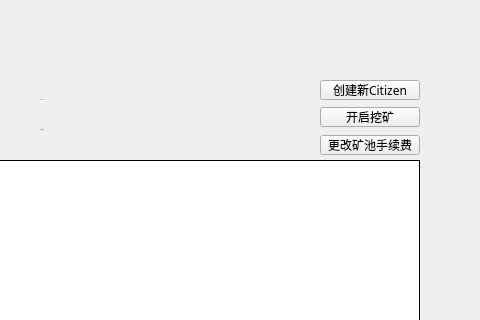
Qt form LNKWallet/citizen/CitizenAccountPage.ui (HcashOrg/hx-indicator) before a commit; both pictures show x 290 to 770 and y 0 to 320 of the 770 by 530 pixel window.
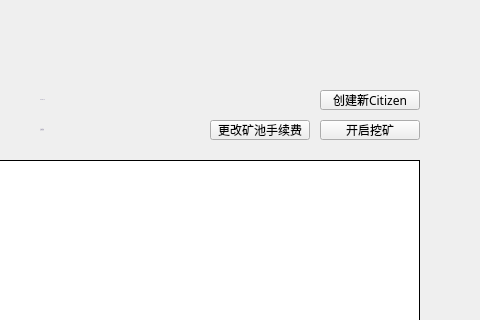
The same form after that commit.

What changed in the file:
```diff
--- a/LNKWallet/citizen/CitizenAccountPage.ui
+++ b/LNKWallet/citizen/CitizenAccountPage.ui
@@ -245,7 +245,7 @@
    <property name="geometry">
     <rect>
      <x>610</x>
-     <y>80</y>
+     <y>90</y>
      <width>100</width>
      <height>20</height>
     </rect>
@@ -391,7 +391,7 @@
    <property name="geometry">
     <rect>
      <x>610</x>
-     <y>107</y>
+     <y>120</y>
      <width>100</width>
      <height>20</height>
     </rect>
@@ -420,8 +420,8 @@
   <widget class="QToolButton" name="changeFeeBtn">
    <property name="geometry">
     <rect>
-     <x>610</x>
-     <y>135</y>
+     <x>500</x>
+     <y>120</y>
      <width>100</width>
      <height>20</height>
     </rect>
```
Left out of the diff: 10 changed lines with no effect on the pictures.
